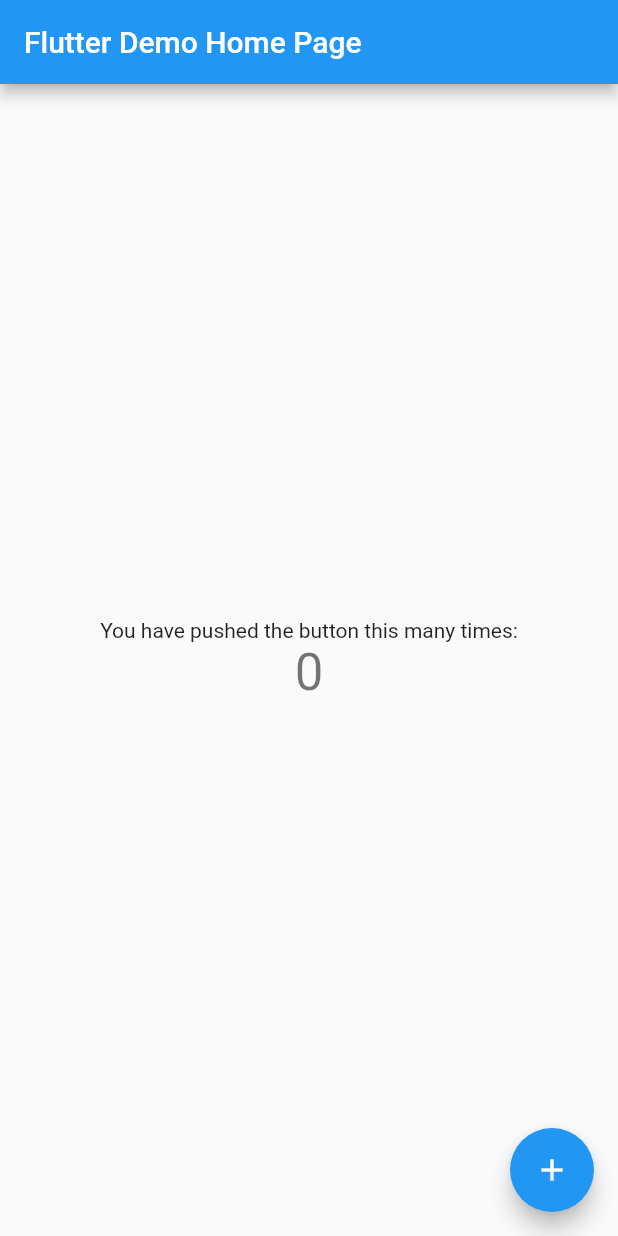
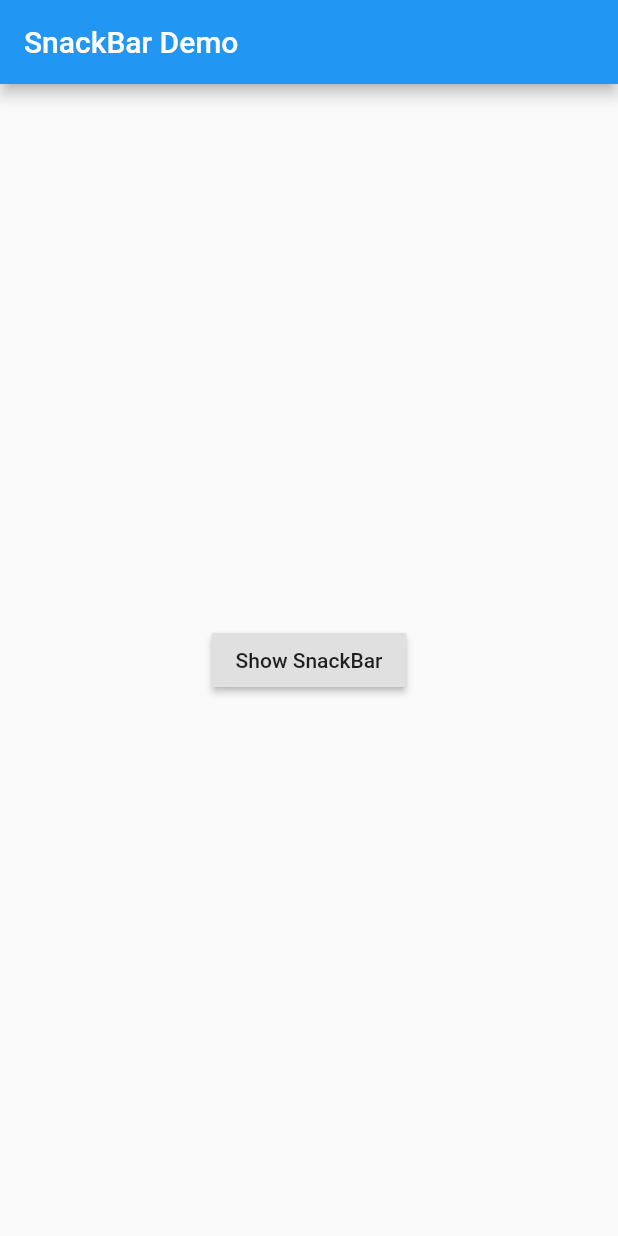
Before and after one commit to vietdhfpt/LearnFlutter, a Flutter app: the screen it shows after launch, on a phone screen of 412 x 824 dp. Run offline on Flutter 3.47's test engine with Material 2 defaults, Android fonts, the light colour scheme and no system bars.

Commit message:
Using snack bar in scaffold

```diff
--- a/learn_flutter/lib/main.dart
+++ b/learn_flutter/lib/main.dart
@@ -1,118 +1,42 @@
 import 'package:flutter/material.dart';
 
-void main() {
-  runApp(MyApp());
-}
+void main() => runApp(SnackBarDemo());
 
-class MyApp extends StatelessWidget {
-  // This widget is the root of your application.
+class SnackBarDemo extends StatelessWidget {
   @override
   Widget build(BuildContext context) {
     return MaterialApp(
-      title: 'Flutter Demo',
-      theme: ThemeData(
-        // This is the theme of your application.
-        //
-        // Try running your application with "flutter run". You'll see the
-        // application has a blue toolbar. Then, without quitting the app, try
-        // changing the primarySwatch below to Colors.green and then invoke
-        // "hot reload" (press "r" in the console where you ran "flutter run",
-        // or simply save your changes to "hot reload" in a Flutter IDE).
-        // Notice that the counter didn't reset back to zero; the application
-        // is not restarted.
-        primarySwatch: Colors.blue,
-        // This makes the visual density adapt to the platform that you run
-        // the app on. For desktop platforms, the controls will be smaller and
-        // closer together (more dense) than on mobile platforms.
-        visualDensity: VisualDensity.adaptivePlatformDensity,
+      title: 'SnackBar Demo',
+      home: Scaffold(
+        appBar: AppBar(
+          title: Text('SnackBar Demo'),
+        ),
+        body: SnackBarPage(),
       ),
-      home: MyHomePage(title: 'Flutter Demo Home Page'),
     );
   }
 }
 
-class MyHomePage extends StatefulWidget {
-  MyHomePage({Key key, this.title}) : super(key: key);
-
-  // This widget is the home page of your application. It is stateful, meaning
-  // that it has a State object (defined below) that contains fields that affect
-  // how it looks.
-
-  // This class is the configuration for the state. It holds the values (in this
-  // case the title) provided by the parent (in this case the App widget) and
-  // used by the build method of the State. Fields in a Widget subclass are
-  // always marked "final".
-
-  final String title;
-
-  @override
-  _MyHomePageState createState() => _MyHomePageState();
-}
-
-class _MyHomePageState extends State<MyHomePage> {
-  int _counter = 0;
-
-  void _incrementCounter() {
-    setState(() {
-      // This call to setState tells the Flutter framework that something has
-      // changed in this State, which causes it to rerun the build method below
-      // so that the display can reflect the updated values. If we changed
-      // _counter without calling setState(), then the build method would not be
-      // called again, and so nothing would appear to happen.
-      _counter++;
-    });
-  }
-
+class SnackBarPage extends StatelessWidget {
   @override
   Widget build(BuildContext context) {
-    // This method is rerun every time setState is called, for instance as done
-    // by the _incrementCounter method above.
-    //
-    // The Flutter framework has been optimized to make rerunning build methods
-    // fast, so that you can just rebuild anything that needs updating rather
-    // than having to individually change instances of widgets.
-    return Scaffold(
-      appBar: AppBar(
-        // Here we take the value from the MyHomePage object that was created by
-        // the App.build method, and use it to set our appbar title.
-        title: Text(widget.title),
+    return Center(
+      child: RaisedButton(
+        onPressed: () {
+          final snackBar = SnackBar(
+            content: Text('Yay! A SnackBar!'),
+            action: SnackBarAction(
+              label: 'Undo',
+              onPressed: () {},
+            ),
+          );
+
+          // Find the Scaffold in the widget tree and use
+          // it to show a SnackBar.
+          Scaffold.of(context).showSnackBar(snackBar);
+        },
+        child: Text('Show SnackBar'),
       ),
-      body: Center(
-        // Center is a layout widget. It takes a single child and positions it
-        // in the middle of the parent.
-        child: Column(
-          // Column is also a layout widget. It takes a list of children and
-          // arranges them vertically. By default, it sizes itself to fit its
-          // children horizontally, and tries to be as tall as its parent.
-          //
-          // Invoke "debug painting" (press "p" in the console, choose the
-          // "Toggle Debug Paint" action from the Flutter Inspector in Android
-          // Studio, or the "Toggle Debug Paint" command in Visual Studio Code)
-          // to see the wireframe for each widget.
-          //
-          // Column has various properties to control how it sizes itself and
-          // how it positions its children. Here we use mainAxisAlignment to
-          // center the children vertically; the main axis here is the vertical
-          // axis because Columns are vertical (the cross axis would be
-          // horizontal).
-          mainAxisAlignment: MainAxisAlignment.center,
-          children: <Widget>[
-            Text(
-              'You have pushed the button this many times:',
-            ),
-            Text(
-              '$_counter',
-              style: Theme.of(context).textTheme.headline4,
-            ),
-          ],
-        ),
-      ),
-      floatingActionButton: FloatingActionButton(
-        onPressed: _incrementCounter,
-        tooltip: 'Increment',
-        child: Icon(Icons.add),
-
-      ), // This trailing comma makes auto-formatting nicer for build methods.
     );
   }
 }
```
Also changed, not shown: learn_flutter/pubspec.lock, 2 other files.
